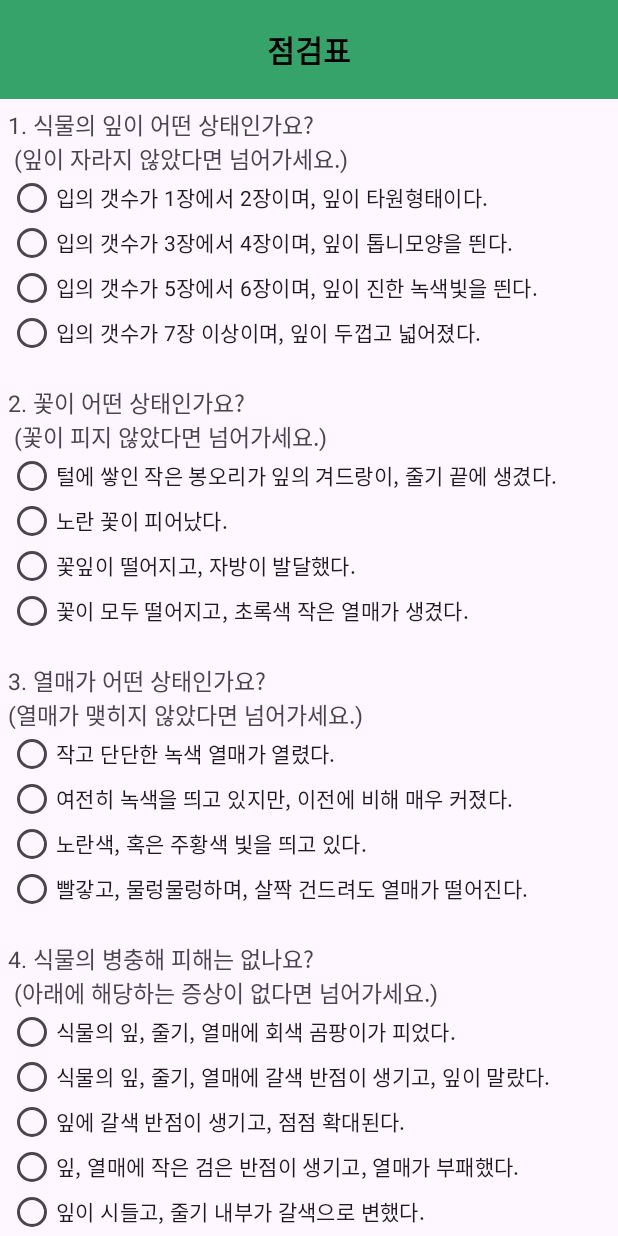
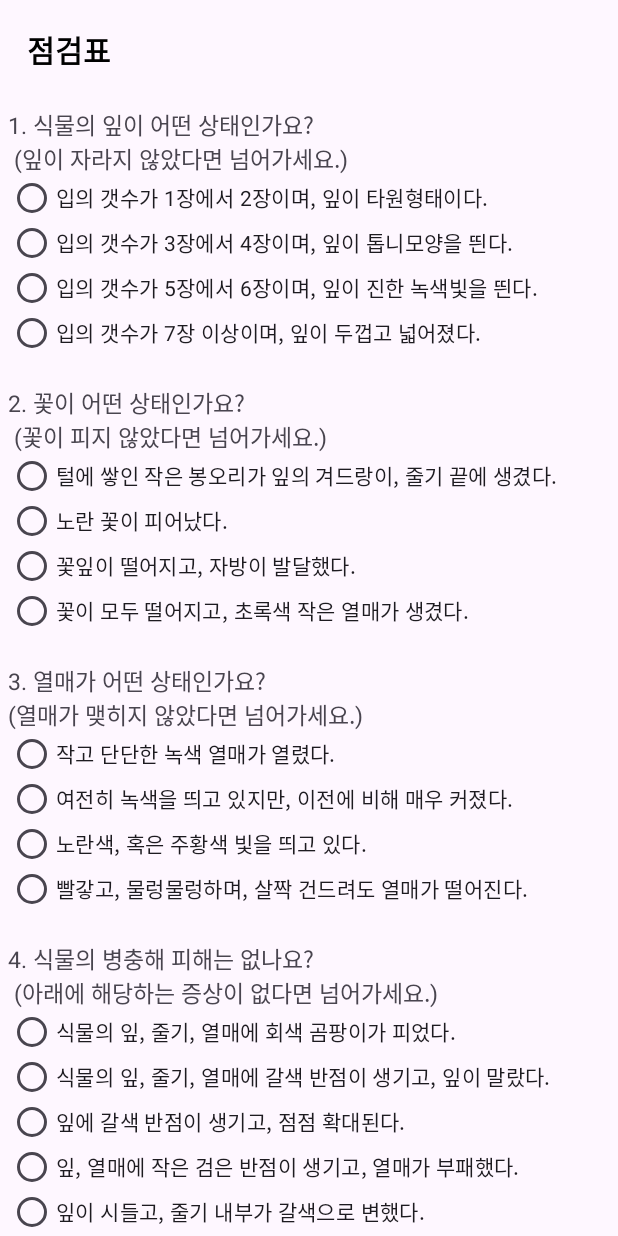
Before and after one commit to alsgudans/cropdiary, an Android app built with Jetpack Compose: the DiarypageActivity screen opened directly, with no data from a screen before it, on a phone screen of 412 x 824 dp. Run offline under Robolectric (Android 15) with nearby library versions, the phone set to English and light mode, and no system bars; our stand-ins replace Firebase (no records; nobody signed in at launch, a user with empty details on screens opened directly); 2 statements that could not run were skipped.

Commit message:
데이터베이스 업로드 구조 수정 ux 전면 수정 완 상추, 토마토 일지 분리

```diff
--- a/app/src/main/AndroidManifest.xml
+++ b/app/src/main/AndroidManifest.xml
@@ -4,7 +4,7 @@
 
     <uses-permission android:name="android.permission.INTERNET" />
     <uses-permission android:name="android.permission.RECEIVE_BOOT_COMPLETED" />
-    <uses-permission android:name="android.permission.READ_EXTERNAL_STORAGE"/>
+    <uses-permission android:name="android.permission.READ_EXTERNAL_STORAGE" />
 
     <application
         android:allowBackup="true"
@@ -16,6 +16,9 @@
         android:supportsRtl="true"
         android:theme="@style/Theme.Mycrodiary"
         tools:targetApi="31">
+        <activity
+            android:name=".Cropdiary_Pages.Diarypage1Activity"
+            android:exported="false" />
         <activity
             android:name=".Cropdiary_Pages.CropDiaryManagementPageActivity"
             android:exported="false" />
--- a/app/src/main/java/com/example/mycrodiary/Cropdiary_Pages/DiarypageActivity.kt
+++ b/app/src/main/java/com/example/mycrodiary/Cropdiary_Pages/DiarypageActivity.kt
@@ -16,13 +16,14 @@ import com.google.firebase.database.*
 
 class DiarypageActivity : AppCompatActivity() {
 
-    private lateinit var databaseReference: DatabaseReference
+    private lateinit var sensordatabaseReference: DatabaseReference
+    private lateinit var nicknamedatabaseReference: DatabaseReference
+    private lateinit var normaldatabaseReference: DatabaseReference
     private lateinit var flowTextView: TextView
     private lateinit var temperatureTextView: TextView
     private lateinit var humidityTextView: TextView
     private lateinit var illuminationTextView: TextView
     private lateinit var auth: FirebaseAuth
-    private lateinit var nickname: String
 
     override fun onCreate(savedInstanceState: Bundle?) {
         super.onCreate(savedInstanceState)
@@ -34,7 +35,8 @@ class DiarypageActivity : AppCompatActivity() {
         val currentUser = auth.currentUser
         val uid = currentUser?.uid.toString()
 
-        nickname = intent.getStringExtra("nickname").toString()
+        val nickname = intent.getStringExtra("nickname0").toString()
+        val cropname = intent.getStringExtra("tomato").toString()
 
         // 스피너 어댑터 설정
         val selectdayData = resources.getStringArray(R.array.day_array)
@@ -42,8 +44,16 @@ class DiarypageActivity : AppCompatActivity() {
         binding.daySpinner.adapter = spinnerAdapter
 
         // 데이터베이스 참조 설정
-        databaseReference = FirebaseDatabase.getInstance("https://project-my-crop-default-rtdb.asia-southeast1.firebasedatabase.app").reference
-        val btndatabaseReference = FirebaseDatabase.getInstance("https://project-my-crop-default-rtdb.asia-southeast1.firebasedatabase.app")
+        normaldatabaseReference = FirebaseDatabase.getInstance("https://project-my-crop-default-rtdb.asia-southeast1.firebasedatabase.app")
+            .reference
+
+        sensordatabaseReference = FirebaseDatabase.getInstance("https://project-my-crop-default-rtdb.asia-southeast1.firebasedatabase.app")
+            .getReference("cropInfo")
+            .child(uid)
+            .child(nickname)
+            .child("sensor")
+
+        nicknamedatabaseReference = FirebaseDatabase.getInstance("https://project-my-crop-default-rtdb.asia-southeast1.firebasedatabase.app")
             .getReference("cropInfo")
             .child(uid)
             .child(nickname)
@@ -55,7 +65,7 @@ class DiarypageActivity : AppCompatActivity() {
         illuminationTextView = binding.illumination
 
         // 센서 값 데이터베이스에서 읽어오기
-        databaseReference.child("sensor").addValueEventListener(object : ValueEventListener {
+        sensordatabaseReference.addValueEventListener(object : ValueEventListener {
             override fun onDataChange(dataSnapshot: DataSnapshot) {
                 val sensorData = dataSnapshot.getValue(SensorDataInfo::class.java)
                 sensorData?.let {
@@ -82,9 +92,8 @@ class DiarypageActivity : AppCompatActivity() {
             val illuminationText = illuminationTextView.text.toString()
 
             // 데이터베이스 경로 설정
-            val buttonDataRef = btndatabaseReference.child(selecteddayText)
-            val motorcontrol0 = databaseReference.child("motorControl")
-            val pluspoint = databaseReference.child("userInfo").child(uid).child("point")
+            val buttonDataRef = nicknamedatabaseReference.child(selecteddayText)
+            val pluspoint = normaldatabaseReference.child("userInfo").child(uid).child("point")
 
             // 라디오 버튼 선택 값 가져오기
             val leafStatus = getRadioGroupValue(binding.leafgroup)
@@ -105,7 +114,6 @@ class DiarypageActivity : AppCompatActivity() {
                 illumination = illuminationText
             )
             buttonDataRef.setValue(newData)
-            motorcontrol0.setValue(0)
 
             // 현재 포인트를 가져와서 200포인트 증가
             pluspoint.addListenerForSingleValueEvent(object : ValueEventListener {
--- a/app/src/main/res/layout/activity_dailydiary.xml
+++ b/app/src/main/res/layout/activity_dailydiary.xml
@@ -214,6 +214,7 @@
                 android:padding="10dp">
 
                 <LinearLayout
+                    android:id="@+id/move_diary"
                     android:layout_width="match_parent"
                     android:layout_height="wrap_content"
                     android:clickable="true"
--- a/app/src/main/res/layout/activity_diarypage.xml
+++ b/app/src/main/res/layout/activity_diarypage.xml
@@ -8,12 +8,6 @@
     android:orientation="vertical"
     tools:context=".Cropdiary_Pages.DiarypageActivity">
 
-    <com.google.android.material.appbar.AppBarLayout
-        android:layout_width="match_parent"
-        android:layout_height="wrap_content"
-        android:background="@color/main_color"
-        android:gravity="center"
-        >
 
     <TextView
         android:id="@+id/diary"
@@ -25,8 +19,6 @@
         android:textStyle="bold"
         android:textColor="@color/black"
         />
-
-    </com.google.android.material.appbar.AppBarLayout>
 
     <ScrollView
         android:fillViewport="true"
@@ -404,10 +396,11 @@
 
             </LinearLayout>
 
-            <Button
+            <android.widget.Button
                 android:id="@+id/upload_btn"
                 android:layout_width="match_parent"
                 android:layout_height="wrap_content"
+                android:background="@drawable/border_inside_green1"
                 android:text="작성 완료"
                 android:textSize="25dp"/>
 
--- a/app/src/main/res/layout/activity_loginpage.xml
+++ b/app/src/main/res/layout/activity_loginpage.xml
@@ -66,7 +66,7 @@
             android:layout_width="140dp"
             android:layout_height="wrap_content"
             android:layout_marginRight="20dp"
-            android:background="@color/button_color1"
+            android:background="@drawable/border_inside_green1"
             android:text="Log in"
             />
 
@@ -74,7 +74,7 @@
             android:id="@+id/sign_btn"
             android:layout_width="140dp"
             android:layout_height="wrap_content"
-            android:background="@color/button_color1"
+            android:background="@drawable/border_inside_green1"
             android:text="Sign in"
             />
 
@@ -98,7 +98,7 @@
         android:layout_width="300dp"
         android:layout_height="wrap_content"
         android:layout_marginTop="10dp"
-        android:background="@color/button_color2"
+        android:background="@drawable/border_inside_green"
         android:text="serach id/pw"
         android:textColor="@color/black"
         />
--- a/app/src/main/res/layout/activity_mypage.xml
+++ b/app/src/main/res/layout/activity_mypage.xml
@@ -38,8 +38,8 @@
 
         <ImageView
             android:id="@+id/userimage"
-            android:layout_width="120dp"
-            android:layout_height="120dp"
+            android:layout_width="170dp"
+            android:layout_height="170dp"
             android:layout_marginTop="20dp"
             android:layout_gravity="center"
             android:background="@color/bulu_green"
--- a/app/src/main/res/layout/activity_signuppage.xml
+++ b/app/src/main/res/layout/activity_signuppage.xml
@@ -94,6 +94,6 @@
         android:layout_height="wrap_content"
         android:layout_marginTop="25dp"
         android:text="make account"
-        android:background="@color/button_color1"/>
+        android:background="@drawable/border_inside_green1"/>
 
 </LinearLayout>
```
Also changed, not shown: app/src/main/java/com/example/mycrodiary/Add_Cropdiary_Pages/AddcropdiarypageActivity.kt (+8 -0 lines), app/src/main/java/com/example/mycrodiary/Cropdiary_Pages/CropDiaryManagementPageActivity.kt (+21 -17 lines), app/src/main/java/com/example/mycrodiary/Cropdiary_Pages/DailydiaryActivity.kt (+8 -2 lines), app/src/main/java/com/example/mycrodiary/Cropdiary_Pages/Diarypage1Activity.kt (added, +21 -0 lines), app/src/main/java/com/example/mycrodiary/Database_Utils/Sensorinfo.kt (added, +9 -0 lines), app/src/main/res/layout/activity_addcropdiarypage.xml (+3 -8 lines), app/src/main/res/layout/activity_changenickname.xml (+1 -9 lines), app/src/main/res/layout/activity_changepassword.xml (+2 -8 lines), app/src/main/res/layout/activity_crop_diary_management_page.xml (+16 -2 lines), app/src/main/res/layout/activity_cropdiarypage.xml (+26 -6 lines), app/src/main/res/layout/activity_diarypage1.xml (added, +10 -0 lines), app/src/main/res/layout/activity_mainpage.xml (+4 -4 lines), app/src/main/res/layout/activity_searchpassword.xml (+2 -8 lines). Lines whose indentation alone changed are shown as unchanged.
